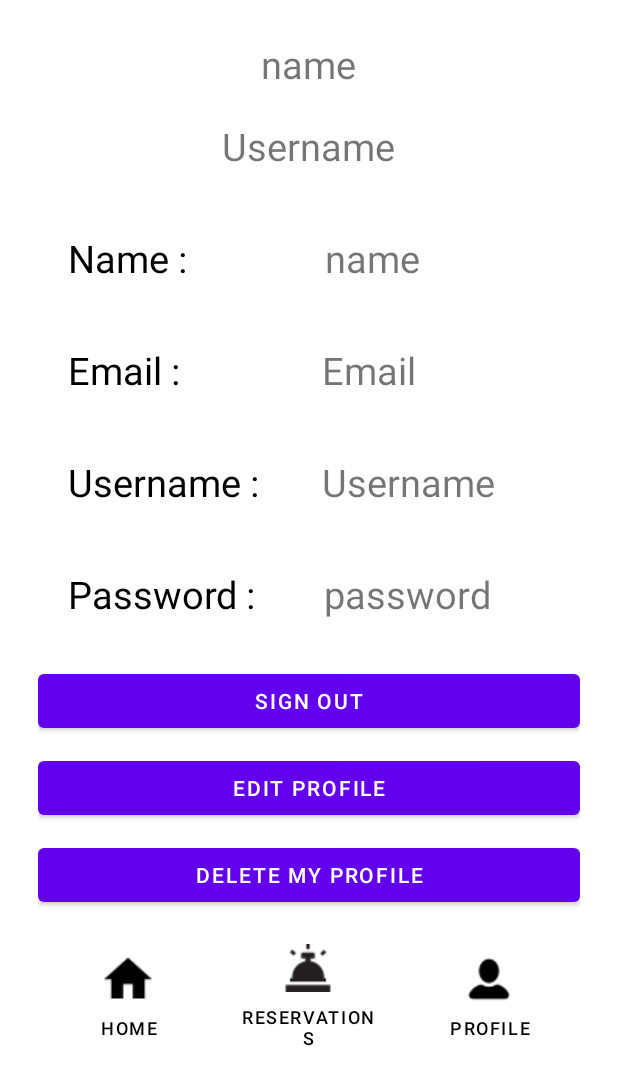
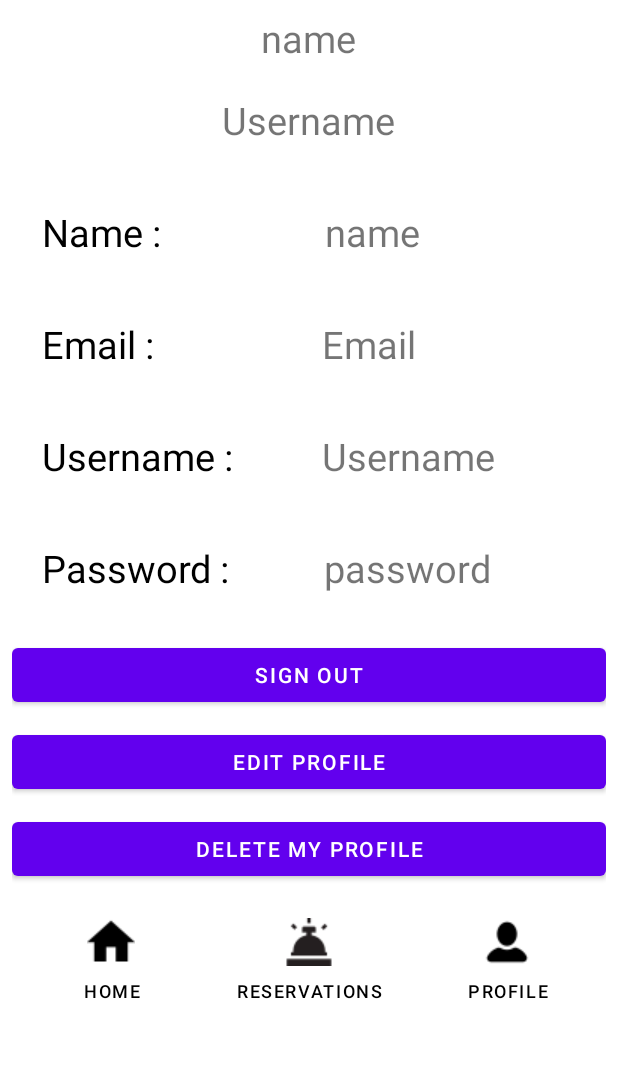
Before and after one commit to joshrs23/hotelNebula, an Android app: the ProfileActivity screen opened directly, with no data from a screen before it, on a phone screen of 412 x 824 dp. Shown: the top 1085 px of the screen. Run offline under Robolectric (Android 15) with nearby library versions, the phone set to English and light mode, and no system bars; our stand-ins replace Firebase (no records; nobody signed in at launch, a user with empty details on screens opened directly).

```diff
--- a/app/src/main/res/layout/activity_profile.xml
+++ b/app/src/main/res/layout/activity_profile.xml
@@ -6,7 +6,7 @@
     android:layout_height="match_parent"
     android:layout_width="match_parent"
     android:orientation="vertical"
-    android:padding="25dp"
+    android:padding="8dp"
     >
 
 
```
